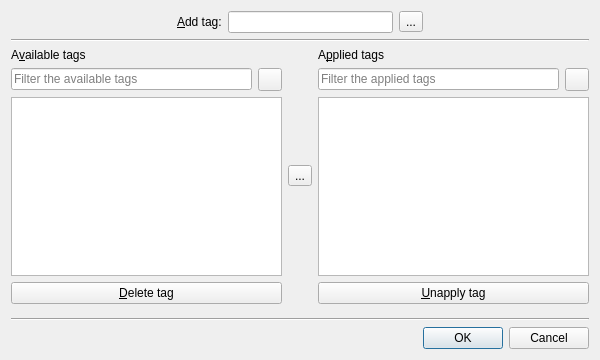
Old version of the form src/calibre/gui2/dialogs/tag_editor.ui in the repository kovidgoyal/calibre.
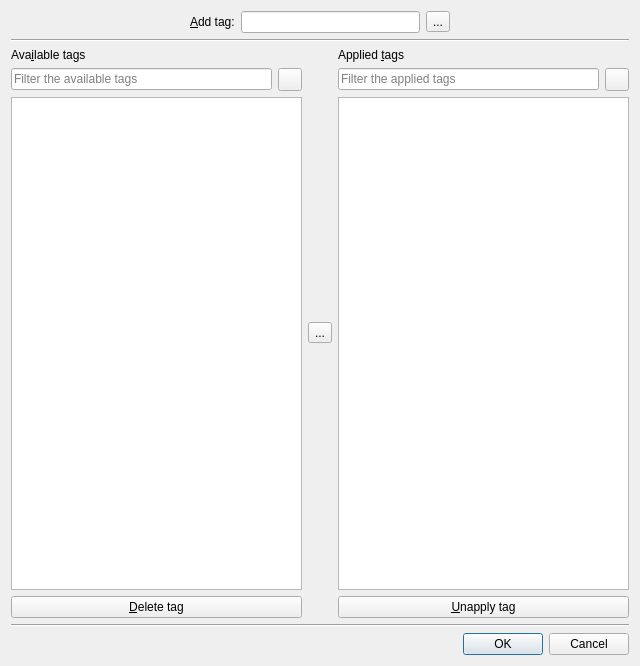
New version of the form. Icons and pictures are not drawn. Custom widgets are drawn as their Qt base class.

Commit message: Tighten up the layout of the tag editor dialog a bit. Fixes #1722046 [Lots of unused space on Tag editor screen](https://bugs.launchpad.net/calibre/+bug/1722046)

Patch:
```diff
--- a/src/calibre/gui2/dialogs/tag_editor.ui
+++ b/src/calibre/gui2/dialogs/tag_editor.ui
@@ -6,8 +6,8 @@
    <rect>
     <x>0</x>
     <y>0</y>
-    <width>600</width>
-    <height>360</height>
+    <width>640</width>
+    <height>666</height>
    </rect>
   </property>
   <property name="windowTitle">
@@ -89,32 +89,17 @@
     </widget>
    </item>
    <item>
-    <layout class="QHBoxLayout" name="horizontalLayout_2">
-     <property name="bottomMargin">
-      <number>8</number>
-     </property>
-     <item>
-      <layout class="QVBoxLayout" name="verticalLayout_2">
-       <item>
-        <widget class="QLabel" name="label">
-         <property name="text">
-          <string>A&amp;vailable tags</string>
-         </property>
-         <property name="buddy">
-          <cstring>available_tags</cstring>
-         </property>
-        </widget>
-       </item>
-       <item>
         <layout class="QHBoxLayout" name="horizontalLayout">
          <item>
+      <layout class="QGridLayout" name="gridLayout">
+       <item row="1" column="0">
           <widget class="QLineEdit" name="available_filter_input">
            <property name="placeholderText">
             <string>Filter the available tags</string>
            </property>
           </widget>
          </item>
-         <item>
+       <item row="1" column="1">
           <widget class="QToolButton" name="available_filter_input_clear_btn">
            <property name="toolTip">
             <string>Clear the available tags filter input field</string>
@@ -128,9 +113,7 @@
            </property>
           </widget>
          </item>
-        </layout>
-       </item>
-       <item>
+       <item row="2" column="0" colspan="2">
         <widget class="QListWidget" name="available_tags">
          <property name="alternatingRowColors">
           <bool>true</bool>
@@ -143,7 +126,7 @@
          </property>
         </widget>
        </item>
-       <item>
+       <item row="3" column="0" colspan="2">
         <widget class="QPushButton" name="delete_button">
          <property name="toolTip">
           <string>Delete tag from database. This will unapply the tag from all books and then remove it from the database.</string>
@@ -157,6 +140,16 @@
          </property>
         </widget>
        </item>
+       <item row="0" column="0" colspan="2">
+        <widget class="QLabel" name="label">
+         <property name="text">
+          <string>Ava&amp;ilable tags</string>
+         </property>
+         <property name="buddy">
+          <cstring>available_tags</cstring>
+         </property>
+        </widget>
+       </item>
       </layout>
      </item>
      <item>
@@ -174,27 +167,15 @@
       </widget>
      </item>
      <item>
-      <layout class="QVBoxLayout" name="verticalLayout_3">
-       <item>
-        <widget class="QLabel" name="label_2">
-         <property name="text">
-          <string>A&amp;pplied tags</string>
-         </property>
-         <property name="buddy">
-          <cstring>applied_tags</cstring>
-         </property>
-        </widget>
-       </item>
-       <item>
-        <layout class="QHBoxLayout" name="horizontalLayout_3">
-         <item>
+      <layout class="QGridLayout" name="gridLayout_2">
+       <item row="1" column="0">
           <widget class="QLineEdit" name="applied_filter_input">
            <property name="placeholderText">
             <string>Filter the applied tags</string>
            </property>
           </widget>
          </item>
-         <item>
+       <item row="1" column="1">
           <widget class="QToolButton" name="applied_filter_input_clear_btn">
            <property name="toolTip">
             <string>Clear the applied tags filter input field</string>
@@ -208,9 +189,7 @@
            </property>
           </widget>
          </item>
-        </layout>
-       </item>
-       <item>
+       <item row="2" column="0" colspan="2">
         <widget class="QListWidget" name="applied_tags">
          <property name="alternatingRowColors">
           <bool>true</bool>
@@ -223,7 +202,17 @@
          </property>
         </widget>
        </item>
-       <item>
+       <item row="0" column="0" colspan="2">
+        <widget class="QLabel" name="label_2">
+         <property name="text">
+          <string>Applied &amp;tags</string>
+         </property>
+         <property name="buddy">
+          <cstring>applied_tags</cstring>
+         </property>
+        </widget>
+       </item>
+       <item row="3" column="0" colspan="2">
         <widget class="QPushButton" name="unapply_button">
          <property name="toolTip">
           <string>Unapply (remove) tag from current book</string>
```
Lines whose indentation alone changed are shown as unchanged.
